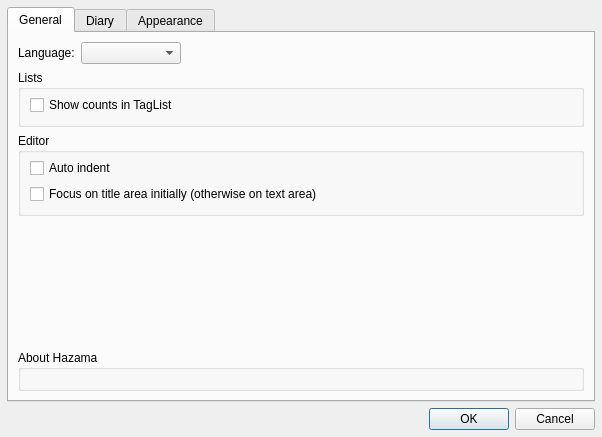
Before: the Qt Designer form hazama/ui/configdialog.ui in krrr/Hazama, drawn with Qt 5.
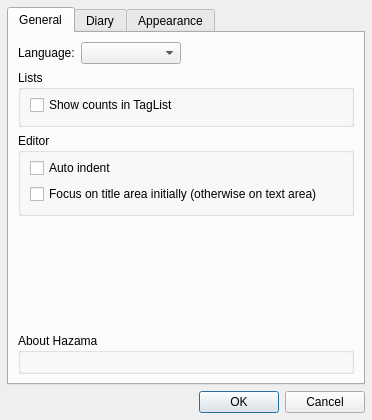
After: the same form once the commit is applied. Icons and pictures are not drawn.

Commit message: Fix error introduced in previous commit

What changed in the file:
```diff
--- a/hazama/ui/configdialog.ui
+++ b/hazama/ui/configdialog.ui
@@ -9,8 +9,8 @@
    <rect>
     <x>0</x>
     <y>0</y>
-    <width>602</width>
-    <height>437</height>
+    <width>372</width>
+    <height>420</height>
    </rect>
   </property>
   <property name="windowTitle">
```
